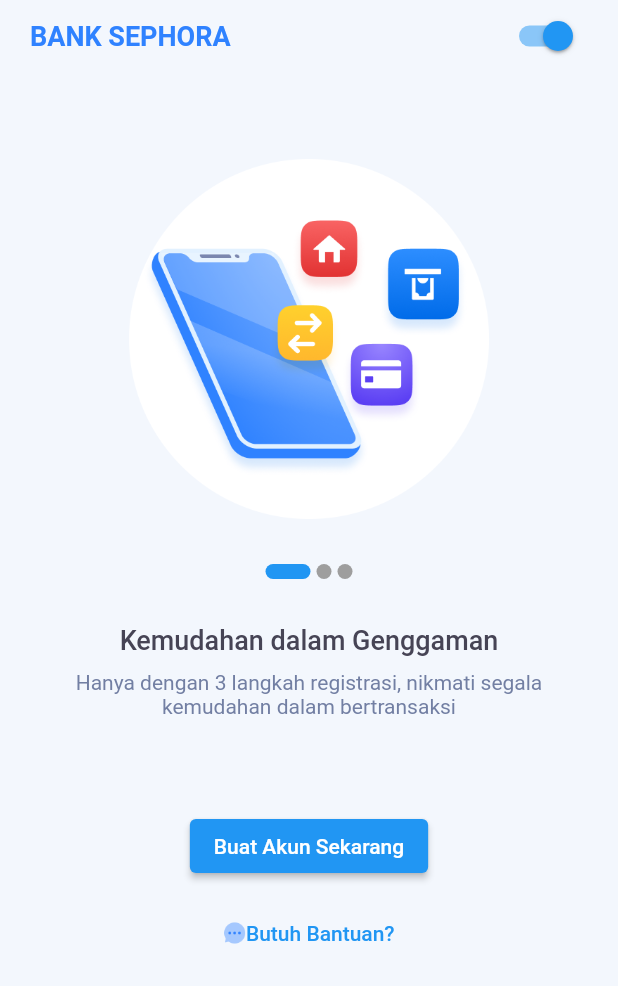
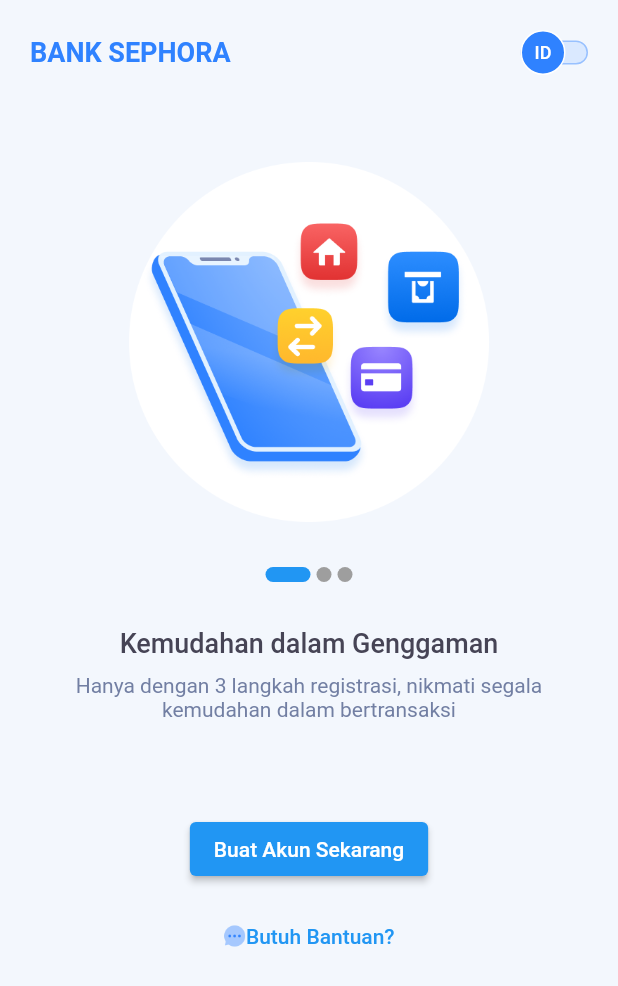
Before and after one commit to eryhrnt/sephora, a Flutter app: the screen it shows after launch, on a phone screen of 412 x 824 dp. Shown: the top 986 px of the screen. Run offline on Flutter 3.47's test engine with Material 2 defaults, Android fonts, the light colour scheme and no system bars.

Commit message:
switcher

```diff
--- a/lib/on_boarding/screen/onboarding_screen.dart
+++ b/lib/on_boarding/screen/onboarding_screen.dart
@@ -1,4 +1,5 @@
 import 'package:flutter/material.dart';
+import 'package:sephora/on_boarding/widget/language_switcher.dart';
 import 'package:sephora/on_boarding/widget/oboarding_headline.dart';
 import 'package:sephora/on_boarding/widget/onboarding_carousel.dart';
 import 'package:sephora/on_boarding/widget/onboarding_indicator.dart';
@@ -21,7 +22,8 @@ class _OnBoardingInterfaceState extends State<OnBoardingInterface> {
           child: Column(
             children: [
               Padding(
-                padding: const EdgeInsets.only(left: 20.0, right: 20.0),
+                padding:
+                    const EdgeInsets.only(left: 20.0, right: 20.0, top: 20.0),
                 child: Row(
                   mainAxisAlignment: MainAxisAlignment.spaceBetween,
                   children: [
@@ -32,7 +34,9 @@ class _OnBoardingInterfaceState extends State<OnBoardingInterface> {
                           fontWeight: FontWeight.w700,
                           color: Color(0xFF2F82FF)),
                     ),
-                    Switch(value: true, onChanged: (v) {})
+                    LanguageSwitcher(isID: (isId) {
+                      print(isId ? 'Bahasa' : 'English');
+                    })
                   ],
                 ),
               ),
--- /dev/null
+++ b/lib/on_boarding/widget/language_switcher.dart
@@ -0,0 +1,94 @@
+import 'package:flutter/material.dart';
+
+class LanguageSwitcher extends StatefulWidget {
+  const LanguageSwitcher({super.key, required this.isID});
+
+  final Function(bool) isID;
+
+  @override
+  State<LanguageSwitcher> createState() => _LanguageSwitcherState();
+}
+
+class _LanguageSwitcherState extends State<LanguageSwitcher>
+    with SingleTickerProviderStateMixin {
+  final _switcherWidth = 45.0;
+  final _switcherHeight = 16.0;
+  final _circleSize = 30.0;
+  final _containerHeight = 30.0;
+  final _animationDuration = 100;
+
+  bool _isID = true;
+
+  late AnimationController _animationController;
+  late Animation _horizontalMovementAnimation;
+
+  @override
+  void initState() {
+    super.initState();
+    _animationController = AnimationController(
+      vsync: this,
+      duration: Duration(milliseconds: _animationDuration),
+    );
+    _horizontalMovementAnimation = Tween<double>(
+      begin: 0.0,
+      end: _switcherWidth - _circleSize,
+    ).animate(_animationController);
+    _animationController.addListener(() {
+      setState(() {});
+    });
+  }
+
+  @override
+  Widget build(BuildContext context) {
+    return SizedBox(
+      width: _switcherWidth,
+      height: _containerHeight,
+      child: GestureDetector(
+        onTap: () {
+          setState(() => _isID = !_isID);
+          widget.isID(_isID);
+          if (_isID) {
+            _animationController.reverse();
+          } else {
+            _animationController.forward();
+          }
+        },
+        child: Stack(
+          children: [
+            Align(
+              alignment: Alignment.center,
+              child: Container(
+                width: _switcherWidth,
+                height: _switcherHeight,
+                decoration: BoxDecoration(
+                  color: const Color(0xFFDAE9FF),
+                  border: Border.all(color: const Color(0xFF98C1FF)),
+                  borderRadius: BorderRadius.circular(_switcherHeight),
+                ),
+              ),
+            ),
+            Container(
+              margin: EdgeInsets.only(left: _horizontalMovementAnimation.value),
+              width: _circleSize,
+              height: _circleSize,
+              decoration: BoxDecoration(
+                color: const Color(0xFF2F82FF),
+                border: Border.all(color: Colors.white),
+                shape: BoxShape.circle,
+              ),
+              alignment: Alignment.center,
+              child: Text(
+                _isID ? 'ID' : 'EN',
+                style: const TextStyle(
+                  fontSize: 12,
+                  fontWeight: FontWeight.w500,
+                  color: Colors.white,
+                ),
+              ),
+            ),
+          ],
+        ),
+      ),
+    );
+  }
+}
```
